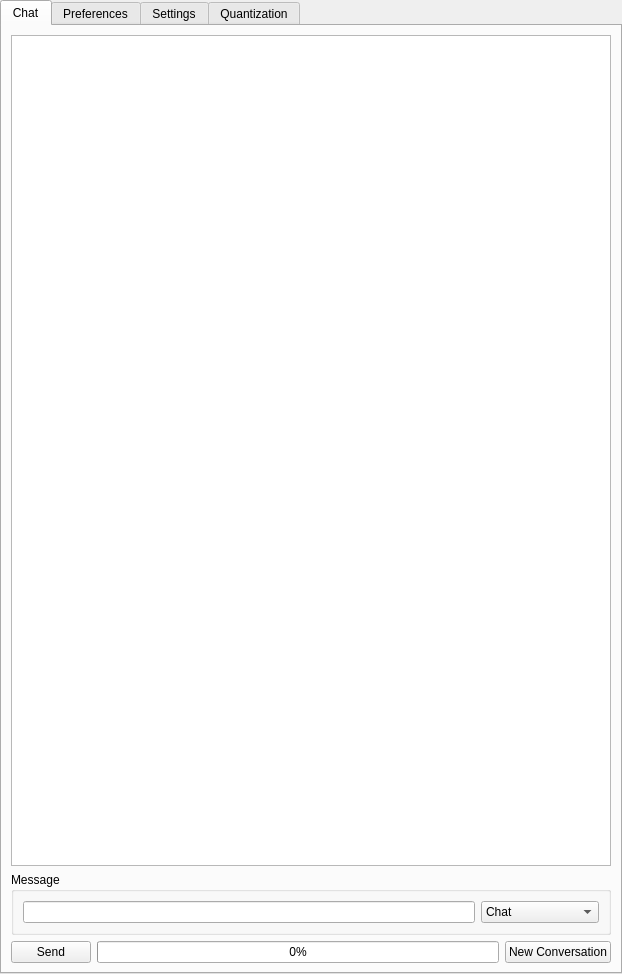
Before: the Qt Designer form src/airunner/widgets/llm/templates/llm_widget.ui in Capsize-Games/airunner, drawn with Qt 5.
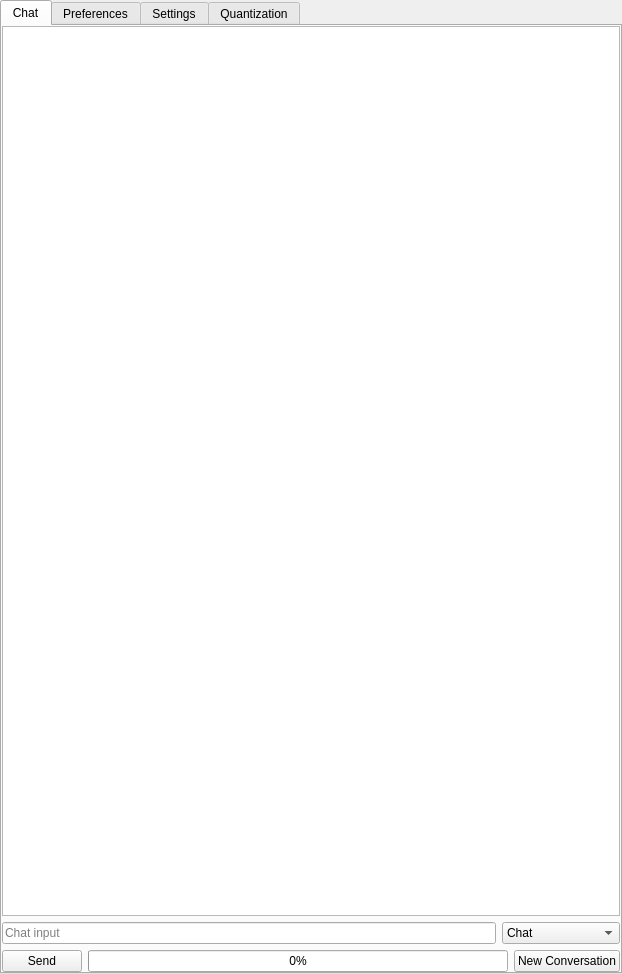
After: the same form once the commit is applied. The open tabs and pages were chosen to show the change. Icons and pictures are not drawn. Custom widgets are drawn as their Qt base class.

Commit message: Updates to LLM widget

```diff
--- a/src/airunner/widgets/llm/templates/llm_widget.ui
+++ b/src/airunner/widgets/llm/templates/llm_widget.ui
@@ -40,6 +40,25 @@
        <string>Chat</string>
       </attribute>
       <layout class="QGridLayout" name="gridLayout_8">
+       <property name="leftMargin">
+        <number>0</number>
+       </property>
+       <property name="topMargin">
+        <number>0</number>
+       </property>
+       <property name="rightMargin">
+        <number>0</number>
+       </property>
+       <property name="bottomMargin">
+        <number>0</number>
+       </property>
+       <item row="0" column="0">
+        <widget class="QTextEdit" name="conversation">
+         <property name="readOnly">
+          <bool>true</bool>
+         </property>
+        </widget>
+       </item>
        <item row="2" column="0">
         <layout class="QHBoxLayout" name="horizontalLayout_2">
          <item>
@@ -73,13 +92,26 @@
         </widget>
        </item>
        <item row="1" column="0">
-        <widget class="QGroupBox" name="groupBox_5">
-         <property name="title">
-          <string>Message</string>
-         </property>
+        <widget class="QWidget" name="widget_5" native="true">
          <layout class="QHBoxLayout" name="horizontalLayout">
+          <property name="leftMargin">
+           <number>0</number>
+          </property>
+          <property name="topMargin">
+           <number>0</number>
+          </property>
+          <property name="rightMargin">
+           <number>0</number>
+          </property>
+          <property name="bottomMargin">
+           <number>0</number>
+          </property>
           <item>
-           <widget class="QLineEdit" name="prompt"/>
+           <widget class="QLineEdit" name="prompt">
+            <property name="placeholderText">
+             <string>Chat input</string>
+            </property>
+           </widget>
           </item>
           <item>
            <widget class="QComboBox" name="comboBox">
```
Left out of the diff: 151 changed lines with no effect on the pictures. The commit also changes 4 other files.
